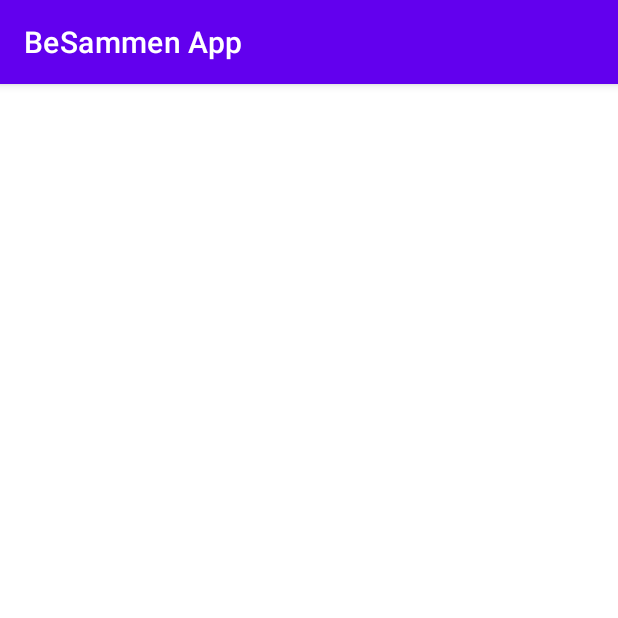
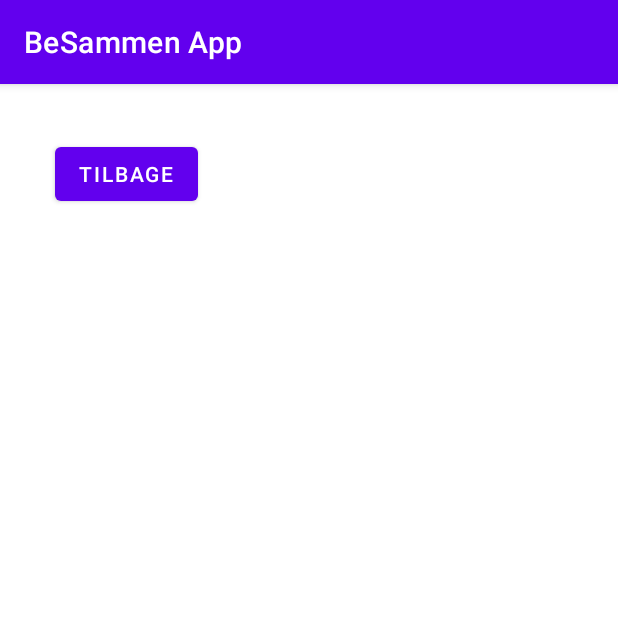
Before and after one commit to Hans867/BeSammen, an Android app: the GroupChatActivity screen opened directly, with no data from a screen before it, on a phone screen of 412 x 824 dp, the top half of it. Run offline under Robolectric (Android 15) with nearby library versions, the phone set to English and light mode, and no system bars.

```diff
--- a/app/src/main/java/com/example/besammenapp/groupChat/GroupChatActivity.java
+++ b/app/src/main/java/com/example/besammenapp/groupChat/GroupChatActivity.java
@@ -1,9 +1,12 @@
 package com.example.besammenapp.groupChat;
 
+import android.content.Intent;
 import android.os.Bundle;
+import android.view.View;
 
 import androidx.appcompat.app.AppCompatActivity;
 
+import com.example.besammenapp.HomePageActivity;
 import com.example.besammenapp.R;
 
 public class GroupChatActivity extends AppCompatActivity {
@@ -13,4 +16,12 @@ public class GroupChatActivity extends AppCompatActivity {
         super.onCreate(savedInstanceState);
         setContentView(R.layout.activity_groupchat);
     }
+
+    public void backBtnGroupChat (View view) {
+
+        Intent intentBackToHomePage = new Intent(this, HomePageActivity.class);
+
+        startActivity(intentBackToHomePage);
+    }
+
 }
--- a/app/src/main/res/layout/activity_groupchat.xml
+++ b/app/src/main/res/layout/activity_groupchat.xml
@@ -1,6 +1,19 @@
 <?xml version="1.0" encoding="utf-8"?>
 <androidx.constraintlayout.widget.ConstraintLayout xmlns:android="http://schemas.android.com/apk/res/android"
+    xmlns:app="http://schemas.android.com/apk/res-auto"
+    xmlns:tools="http://schemas.android.com/tools"
     android:layout_width="match_parent"
     android:layout_height="match_parent">
 
+    <Button
+        android:id="@+id/button"
+        android:layout_width="wrap_content"
+        android:layout_height="wrap_content"
+        android:layout_marginTop="36dp"
+        android:text="Tilbage"
+        android:onClick="backBtnGroupChat"
+        app:layout_constraintEnd_toEndOf="parent"
+        app:layout_constraintHorizontal_bias="0.116"
+        app:layout_constraintStart_toStartOf="parent"
+        app:layout_constraintTop_toTopOf="parent" />
 </androidx.constraintlayout.widget.ConstraintLayout>
```
